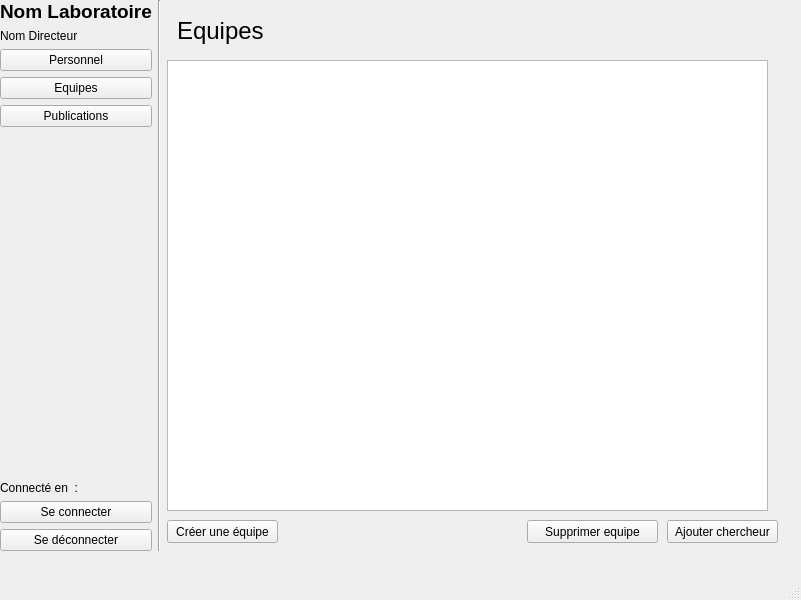
Before: the Qt Designer form Interface.ui in Megaghosty/Project_POO_SNR_JPJN, drawn with Qt 5.
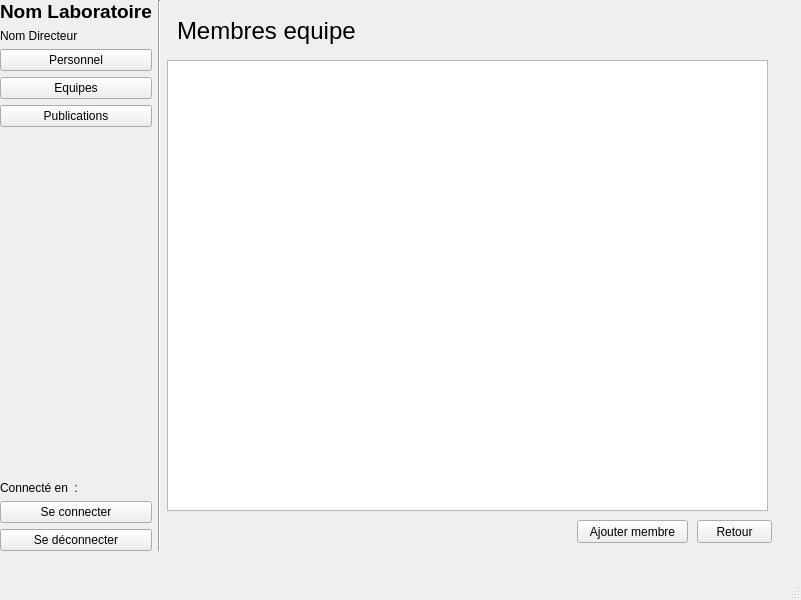
After: the same form once the commit is applied. The open tabs and pages were chosen to show the change.

Commit message: affichage membres equipe

The edit to the form file:
```diff
--- a/Interface.ui
+++ b/Interface.ui
@@ -11,7 +11,7 @@
    </rect>
   </property>
   <property name="sizePolicy">
-   <sizepolicy hsizetype="Preferred" vsizetype="Preferred">
+   <sizepolicy hsizetype="MinimumExpanding" vsizetype="MinimumExpanding">
     <horstretch>0</horstretch>
     <verstretch>0</verstretch>
    </sizepolicy>
@@ -331,26 +331,10 @@
           <string>Equipes</string>
          </property>
         </widget>
-        <widget class="QPushButton" name="widget_equipes_btn_ajouter_chercheur">
-         <property name="enabled">
-          <bool>true</bool>
-         </property>
-         <property name="geometry">
-          <rect>
-           <x>500</x>
-           <y>520</y>
-           <width>111</width>
-           <height>23</height>
-          </rect>
-         </property>
-         <property name="text">
-          <string>Ajouter chercheur</string>
-         </property>
-        </widget>
         <widget class="QPushButton" name="widget_equipes_btn_supprimer_chercheur">
          <property name="geometry">
           <rect>
-           <x>360</x>
+           <x>350</x>
            <y>520</y>
            <width>131</width>
            <height>23</height>
@@ -363,7 +347,7 @@
         <widget class="QPushButton" name="widget_equipes_btn_creer_equipe">
          <property name="geometry">
           <rect>
-           <x>0</x>
+           <x>490</x>
            <y>520</y>
            <width>111</width>
            <height>23</height>
@@ -383,6 +367,83 @@
           </rect>
          </property>
         </widget>
+        <widget class="QPushButton" name="widget_equipes_btn_membres">
+         <property name="enabled">
+          <bool>true</bool>
+         </property>
+         <property name="geometry">
+          <rect>
+           <x>0</x>
+           <y>520</y>
+           <width>111</width>
+           <height>23</height>
+          </rect>
+         </property>
+         <property name="text">
+          <string>Afficher membres</string>
+         </property>
+        </widget>
+       </widget>
+       <widget class="QWidget" name="widget_membres_equipe">
+        <widget class="QLabel" name="widget_equipes_label_11">
+         <property name="geometry">
+          <rect>
+           <x>10</x>
+           <y>0</y>
+           <width>211</width>
+           <height>61</height>
+          </rect>
+         </property>
+         <property name="font">
+          <font>
+           <pointsize>18</pointsize>
+           <weight>50</weight>
+           <bold>false</bold>
+          </font>
+         </property>
+         <property name="text">
+          <string>Membres equipe</string>
+         </property>
+        </widget>
+        <widget class="QListWidget" name="widget_membres_equipe_listWidget_membres">
+         <property name="geometry">
+          <rect>
+           <x>0</x>
+           <y>60</y>
+           <width>601</width>
+           <height>451</height>
+          </rect>
+         </property>
+        </widget>
+        <widget class="QPushButton" name="widget_memebres_equipe_btn_retour">
+         <property name="geometry">
+          <rect>
+           <x>530</x>
+           <y>520</y>
+           <width>75</width>
+           <height>23</height>
+          </rect>
+         </property>
+         <property name="text">
+          <string>Retour</string>
+         </property>
+        </widget>
+        <widget class="QPushButton" name="widget_membre_equipe_btn_ajouter_membre">
+         <property name="enabled">
+          <bool>true</bool>
+         </property>
+         <property name="geometry">
+          <rect>
+           <x>410</x>
+           <y>520</y>
+           <width>111</width>
+           <height>23</height>
+          </rect>
+         </property>
+         <property name="text">
+          <string>Ajouter membre</string>
+         </property>
+        </widget>
        </widget>
        <widget class="QWidget" name="widget_creer_equipe">
         <widget class="QLabel" name="widget_equipes_label_7">
```
Left out of the diff: 34 changed lines with no effect on the pictures. The commit also changes 2 other files.
